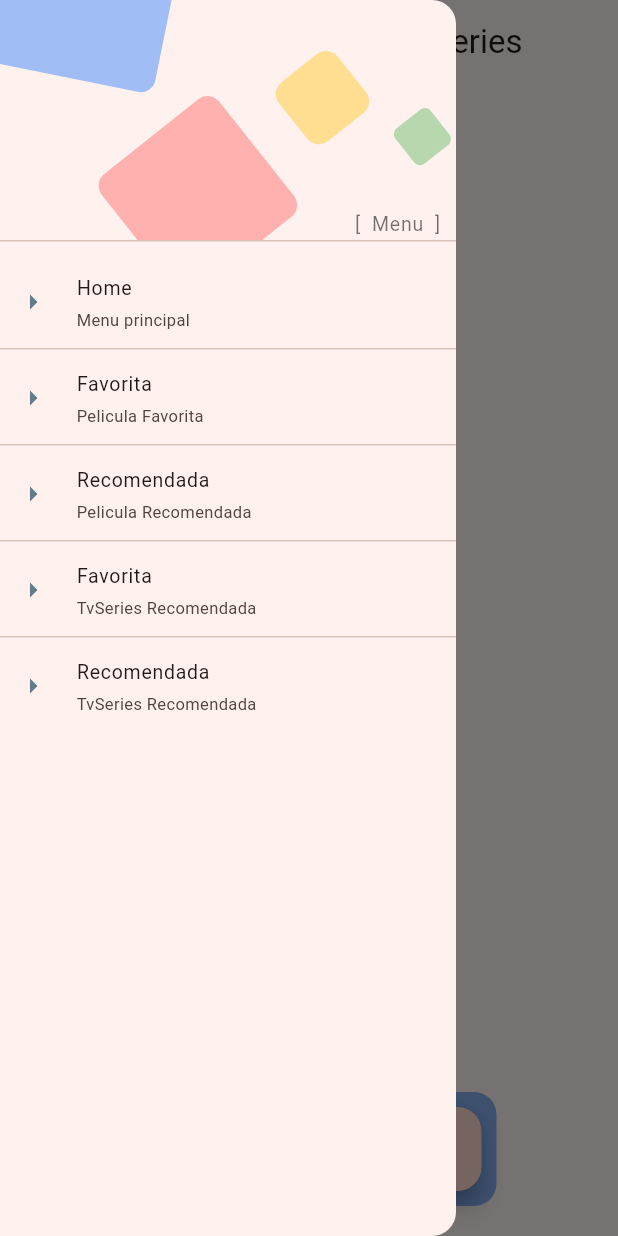
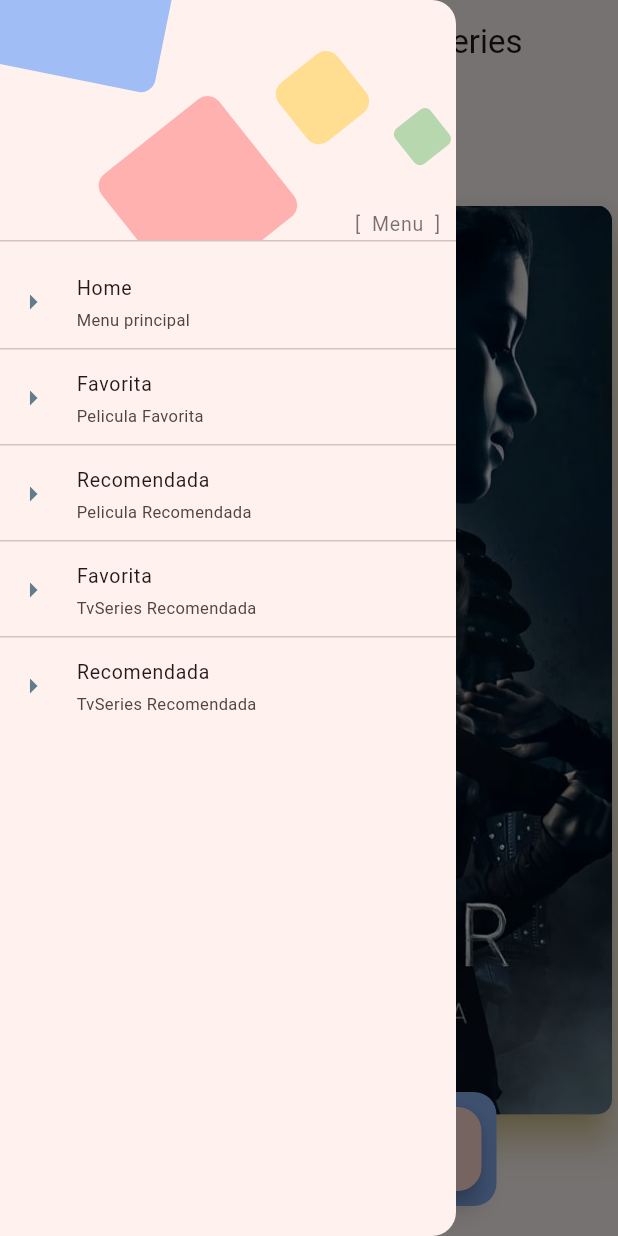
Before and after one commit to brunofernandez87/LaboTPFLutter, a Flutter app: the TvSeriesRecomendada screen opened by its route, with the side drawer open, on a phone screen of 412 x 824 dp. Run offline on Flutter 3.47's test engine with Material 3 defaults, Android fonts, the light colour scheme and no system bars; our stand-ins replace flutter_rating_bar; Roboto replaces fonts that are missing (FuzzyBubbles, RobotoMono).

Commit message:
tv series recomendadas

```diff
--- a/lib/Screens/TvSeries_recomendadas.dart
+++ b/lib/Screens/TvSeries_recomendadas.dart
@@ -1,8 +1,70 @@
 import 'package:app_laboflutter/Widget/Drawer_menu.dart';
+import 'package:app_laboflutter/Widget/card_image.dart';
+import 'package:app_laboflutter/Widget/card_image2.dart';
 import 'package:flutter/material.dart';
+import 'package:flutter_rating_bar/flutter_rating_bar.dart';
 
-class TvSeriesRecomendada extends StatelessWidget {
-  const TvSeriesRecomendada({super.key});
+class TvSeriesRecomendada extends StatefulWidget {
+  TvSeriesRecomendada({super.key});
+
+  @override
+  State<TvSeriesRecomendada> createState() => _TvSeriesRecomendadaState();
+}
+
+class _TvSeriesRecomendadaState extends State<TvSeriesRecomendada> {
+  final List tvseries = [
+    {"titulo": "The Witcher", "url": "assets/images_TvSeries/The Witcher.jpg"},
+    {
+      "titulo": "Stranger Things",
+      "url": "assets/images_TvSeries/Stranger Things.jpg"
+    },
+    {
+      "titulo": "Breaking Bad",
+      "url": "assets/images_TvSeries/Breaking Bad.jpg"
+    },
+    {
+      "titulo": "Game of Thrones",
+      "url": "assets/images_TvSeries/Game of Thrones.jpg"
+    },
+    {"titulo": "Friends", "url": "assets/images_TvSeries/Friends.jpg"},
+    {"titulo": "The Office", "url": "assets/images_TvSeries/The Office.jpg"},
+    {
+      "titulo": "Black Mirror",
+      "url": "assets/images_TvSeries/Black Mirror.jpg"
+    },
+    {"titulo": "The Crown", "url": "assets/images_TvSeries/The Crown.jpg"},
+    {"titulo": "Sherlock", "url": "assets/images_TvSeries/Sherlock.jpg"},
+    {"titulo": "Westworld", "url": "assets/images_TvSeries/Westworld.jpg"},
+    {
+      "titulo": "The Umbrella Academy",
+      "url": "assets/images_TvSeries/The Umbrella Academy.jpg"
+    },
+    {
+      "titulo": "Peaky Blinders",
+      "url": "assets/images_TvSeries/Peaky Blinders.jpg"
+    },
+    {"titulo": "Narcos", "url": "assets/images_TvSeries/Narcos.jpg"},
+    {"titulo": "Mindhunter", "url": "assets/images_TvSeries/Mindhunter.jpg"},
+    {
+      "titulo": "The Simpsons",
+      "url": "assets/images_TvSeries/The Simpsons.jpg"
+    },
+    {
+      "titulo": "The Mandalorian",
+      "url": "assets/images_TvSeries/The Mandalorian.jpg"
+    },
+    {"titulo": "Fargo", "url": "assets/images_TvSeries/Fargo.jpg"},
+    {"titulo": "Ozark", "url": "assets/images_TvSeries/Ozark.jpg"},
+    {"titulo": "Money Heist", "url": "assets/images_TvSeries/Money Heist.jpg"},
+    {
+      "titulo": "Brooklyn Nine-Nine",
+      "url": "assets/images_TvSeries/Brooklyn Nine-Nine.jpg"
+    }
+  ];
+  List tvseries_puntuadas = [];
+
+  var indice = 0;
+
   @override
   Widget build(BuildContext context) {
     return Scaffold(
@@ -12,9 +74,12 @@ class TvSeriesRecomendada extends StatelessWidget {
         ),
         drawer: DrawerMenu(),
         body: Center(
-          child: Column(
-              mainAxisAlignment: MainAxisAlignment.center,
-              children: [const Text("hola")]),
+          child: Column(mainAxisAlignment: MainAxisAlignment.center, children: [
+            if (indice < tvseries.length)
+              CardImage2(url: tvseries[indice]["url"])
+            else
+              Text("No hay mas series")
+          ]),
         ),
         floatingActionButtonLocation: FloatingActionButtonLocation.centerDocked,
         // floatingActionButtonAnimator:
@@ -28,23 +93,96 @@ class TvSeriesRecomendada extends StatelessWidget {
           child:
               Row(mainAxisAlignment: MainAxisAlignment.spaceBetween, children: [
             FloatingActionButton(
-              heroTag: "fab_dislike",
-              onPressed: () {},
+              heroTag: "fab_history",
+              onPressed: () {
+                var largo_fav = tvseries_puntuadas.length;
+                var largo = tvseries.length;
+                showDialog(
+                    context: context,
+                    builder: (BuildContext context) {
+                      return AlertDialog(
+                        title: Text("Peliculas que puntuaste"),
+                        content: Column(children: [
+                          for (var tvseries in tvseries_puntuadas)
+                            Column(
+                              children: [
+                                Text("Título: ${tvseries['titulo']}"),
+                                Text(
+                                    "Puntuación: ${tvseries['puntuacion'].toString()}"),
+                              ],
+                            )
+                        ]),
+                        actions: [
+                          TextButton(
+                            onPressed: () {
+                              Navigator.of(context).pop();
+                            },
+                            child: Text("aceptar"),
+                          )
+                        ],
+                      );
+                    });
+              },
               backgroundColor: Color.fromARGB(255, 170, 6, 6),
-              child: const Icon(Icons.thumb_down_rounded),
+              child: const Icon(Icons.history),
             ),
             FloatingActionButton(
-              heroTag: "fab_like",
+              heroTag: "fab_puntuar",
               onPressed: () {
-                print("hola");
+                showDialog(
+                    context: context,
+                    builder: (BuildContext context) {
+                      double Puntuacion = 0;
+                      return AlertDialog(
+                        title: Text("Serie para puntuar"),
+                        content: Column(
+                          children: [
+                            Text("Puntua la serie"),
+                            RatingBar.builder(
+                              initialRating: 3,
+                              minRating: 1,
+                              direction: Axis.horizontal,
+                              allowHalfRating: true,
+                              itemCount: 5,
+                              itemPadding:
+                                  EdgeInsets.symmetric(horizontal: 4.0),
+                              itemBuilder: (context, _) => Icon(
+                                Icons.star,
+                                color: Colors.amber,
+                              ),
+                              onRatingUpdate: (rating) {
+                                Puntuacion = rating;
+                              },
+                            ),
+                          ],
+                        ),
+                        actions: [
+                          TextButton(
+                            onPressed: () {
+                              setState(() {
+                                tvseries_puntuadas.add({
+                                  "titulo": tvseries[indice]["titulo"],
+                                  "puntuacion": Puntuacion
+                                });
+                                indice = indice + 1;
+                              });
+                              Navigator.of(context).pop();
+                            },
+                            child: Text("aceptar"),
+                          )
+                        ],
+                      );
+                    });
               },
               backgroundColor: Color.fromARGB(255, 39, 123, 201),
-              child: const Icon(Icons.thumb_up_alt_rounded),
+              child: const Icon(Icons.star),
             ),
             FloatingActionButton(
               heroTag: "fab_next",
               onPressed: () {
-                print("Next");
+                setState(() {
+                  indice = indice + 1;
+                });
               },
               child: const Icon(Icons.arrow_forward_outlined),
             )
```
